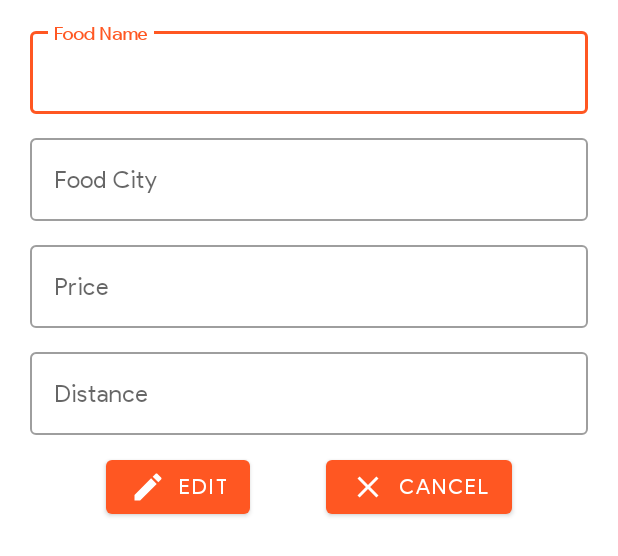
After one commit to BahramiHAHA/MyFood, an Android app: the layout edit_food_layout.xml on its own in the app's theme, with its tools: preview values and no code run, on a phone screen of 412 x 824 dp. The commit adds this screen. Shown: the top 556 px of the screen. Run offline under Robolectric (Android 15) with nearby library versions, the phone set to English and light mode, and no system bars.

Commit message:
end theme light and room.

```diff
--- a/app/src/main/java/com/example/myfood/database/FoodDao.kt
+++ b/app/src/main/java/com/example/myfood/database/FoodDao.kt
@@ -17,6 +17,10 @@ interface FoodDao {
     fun deleteFood(food: Food)
 
     @Query("SELECT * FROM food_table")
-    fun getAllFood():List<Food>
+    fun getAllFood(): List<Food>
+
+    @Query("SELECT * FROM food_table WHERE txtSubject LIKE '%' || :filter || '%'")
+    fun searchFood(filter: String): List<Food>
+
 
 }
--- /dev/null
+++ b/app/src/main/res/anim/layout_animation_down_to_up.xml
@@ -0,0 +1,5 @@
+<?xml version="1.0" encoding="utf-8"?>
+<layoutAnimation xmlns:android="http://schemas.android.com/apk/res/android"
+    android:animation="@anim/down_to_up"
+    android:animationOrder="normal"
+    android:delay="35%" />
--- /dev/null
+++ b/app/src/main/res/drawable/ic_baseline_close_24.xml
@@ -0,0 +1,5 @@
+<vector android:height="24dp" android:tint="#000000"
+    android:viewportHeight="24" android:viewportWidth="24"
+    android:width="24dp" xmlns:android="http://schemas.android.com/apk/res/android">
+    <path android:fillColor="@android:color/white" android:pathData="M19,6.41L17.59,5 12,10.59 6.41,5 5,6.41 10.59,12 5,17.59 6.41,19 12,13.41 17.59,19 19,17.59 13.41,12z"/>
+</vector>
--- /dev/null
+++ b/app/src/main/res/drawable/ic_baseline_delete_forever_24.xml
@@ -0,0 +1,5 @@
+<vector android:height="24dp" android:tint="#000000"
+    android:viewportHeight="24" android:viewportWidth="24"
+    android:width="24dp" xmlns:android="http://schemas.android.com/apk/res/android">
+    <path android:fillColor="@android:color/white" android:pathData="M6,19c0,1.1 0.9,2 2,2h8c1.1,0 2,-0.9 2,-2L18,7L6,7v12zM8.46,11.88l1.41,-1.41L12,12.59l2.12,-2.12 1.41,1.41L13.41,14l2.12,2.12 -1.41,1.41L12,15.41l-2.12,2.12 -1.41,-1.41L10.59,14l-2.13,-2.12zM15.5,4l-1,-1h-5l-1,1L5,4v2h14L19,4z"/>
+</vector>
--- /dev/null
+++ b/app/src/main/res/drawable/ic_baseline_edit_24.xml
@@ -0,0 +1,5 @@
+<vector android:height="24dp" android:tint="#000000"
+    android:viewportHeight="24" android:viewportWidth="24"
+    android:width="24dp" xmlns:android="http://schemas.android.com/apk/res/android">
+    <path android:fillColor="@android:color/white" android:pathData="M3,17.25V21h3.75L17.81,9.94l-3.75,-3.75L3,17.25zM20.71,7.04c0.39,-0.39 0.39,-1.02 0,-1.41l-2.34,-2.34c-0.39,-0.39 -1.02,-0.39 -1.41,0l-1.83,1.83 3.75,3.75 1.83,-1.83z"/>
+</vector>
--- /dev/null
+++ b/app/src/main/res/layout/edit_food_layout.xml
@@ -0,0 +1,122 @@
+<?xml version="1.0" encoding="utf-8"?>
+<LinearLayout xmlns:android="http://schemas.android.com/apk/res/android"
+    xmlns:app="http://schemas.android.com/apk/res-auto"
+    android:layout_width="match_parent"
+    android:layout_height="wrap_content"
+    android:orientation="vertical"
+    android:padding="10dp">
+
+    <com.google.android.material.textfield.TextInputLayout
+        style="@style/Widget.MaterialComponents.TextInputLayout.OutlinedBox"
+        android:layout_width="match_parent"
+        android:layout_height="wrap_content"
+        android:layout_marginStart="10dp"
+        android:layout_marginTop="5dp"
+        android:layout_marginEnd="10dp"
+        android:layout_marginBottom="5dp"
+        android:hint="Food Name">
+
+        <com.google.android.material.textfield.TextInputEditText
+            android:id="@+id/dialog_edt_nameFood"
+            android:layout_width="match_parent"
+            android:layout_height="wrap_content" />
+
+    </com.google.android.material.textfield.TextInputLayout>
+
+    <com.google.android.material.textfield.TextInputLayout
+        style="@style/Widget.MaterialComponents.TextInputLayout.OutlinedBox"
+        android:layout_width="match_parent"
+        android:layout_height="wrap_content"
+        android:layout_marginStart="10dp"
+        android:layout_marginTop="5dp"
+        android:layout_marginEnd="10dp"
+        android:layout_marginBottom="5dp"
+        android:hint="Food City">
+
+        <com.google.android.material.textfield.TextInputEditText
+            android:id="@+id/dialog_edt_foodCity"
+            android:layout_width="match_parent"
+            android:layout_height="wrap_content" />
+
+    </com.google.android.material.textfield.TextInputLayout>
+
+    <com.google.android.material.textfield.TextInputLayout
+        style="@style/Widget.MaterialComponents.TextInputLayout.OutlinedBox"
+        android:layout_width="match_parent"
+        android:layout_height="wrap_content"
+        android:layout_marginStart="10dp"
+        android:layout_marginTop="5dp"
+        android:layout_marginEnd="10dp"
+        android:layout_marginBottom="5dp"
+        android:hint="Price">
+
+        <com.google.android.material.textfield.TextInputEditText
+            android:id="@+id/dialog_edt_foodPrice"
+            android:layout_width="match_parent"
+            android:layout_height="wrap_content"
+            android:inputType="number" />
+
+    </com.google.android.material.textfield.TextInputLayout>
+
+    <com.google.android.material.textfield.TextInputLayout
+        style="@style/Widget.MaterialComponents.TextInputLayout.OutlinedBox"
+        android:layout_width="match_parent"
+        android:layout_height="wrap_content"
+        android:layout_marginStart="10dp"
+        android:layout_marginTop="5dp"
+        android:layout_marginEnd="10dp"
+        android:layout_marginBottom="5dp"
+        android:hint="Distance">
+
+        <com.google.android.material.textfield.TextInputEditText
+            android:id="@+id/dialog_edt_foodDistance"
+            android:layout_width="match_parent"
+            android:layout_height="wrap_content"
+            android:inputType="number" />
+
+    </com.google.android.material.textfield.TextInputLayout>
+
+    <androidx.constraintlayout.widget.ConstraintLayout
+        android:layout_width="match_parent"
+        android:layout_height="wrap_content"
+        android:layout_gravity="center_horizontal"
+        android:layout_marginStart="10dp"
+        android:layout_marginTop="5dp"
+        android:layout_marginEnd="10dp"
+        android:layout_marginBottom="5dp">
+
+        <com.google.android.material.button.MaterialButton
+            android:id="@+id/dialog_btn_edit"
+            android:layout_width="wrap_content"
+            android:layout_height="wrap_content"
+            android:layout_gravity="start"
+            android:text="Edit"
+            android:textColor="?colorOnPrimary"
+            app:icon="@drawable/ic_baseline_edit_24"
+            app:iconPadding="8dp"
+            app:iconTint="?colorOnPrimary"
+            app:layout_constraintBottom_toBottomOf="parent"
+            app:layout_constraintEnd_toStartOf="@+id/dialog_btn_cancel"
+            app:layout_constraintHorizontal_bias="0.5"
+            app:layout_constraintStart_toStartOf="parent"
+            app:layout_constraintTop_toTopOf="parent" />
+
+        <com.google.android.material.button.MaterialButton
+            android:id="@+id/dialog_btn_cancel"
+            android:layout_width="wrap_content"
+            android:layout_height="wrap_content"
+            android:layout_gravity="end"
+            android:text="cancel"
+            android:textColor="?colorOnPrimary"
+            app:icon="@drawable/ic_baseline_close_24"
+            app:iconPadding="8dp"
+            app:iconTint="?colorOnPrimary"
+            app:layout_constraintBottom_toBottomOf="parent"
+            app:layout_constraintEnd_toEndOf="parent"
+            app:layout_constraintHorizontal_bias="0.5"
+            app:layout_constraintStart_toEndOf="@+id/dialog_btn_edit"
+            app:layout_constraintTop_toTopOf="parent" />
+    </androidx.constraintlayout.widget.ConstraintLayout>
+
+
+</LinearLayout>
--- a/app/src/main/res/layout/list_item_rcv_main.xml
+++ b/app/src/main/res/layout/list_item_rcv_main.xml
@@ -62,6 +62,8 @@
         app:layout_constraintTop_toBottomOf="@+id/itemTxtPrice" />
 
     <RatingBar
+        android:rating="3"
+        android:progressTint="@color/yellow"
         android:id="@+id/itemRatingBar"
         style="@style/Widget.AppCompat.RatingBar.Small"
         android:layout_width="wrap_content"
```
Also changed, not shown: app/src/main/java/com/example/myfood/MainActivity.kt (+78 -4 lines), app/src/main/java/com/example/myfood/adapter/AdapterRcvMain.kt (+48 -11 lines), app/src/main/res/anim/down_to_up.xml (added, +26 -0 lines), app/src/main/res/layout/activity_main.xml (+18 -16 lines), app/src/main/res/layout/delete_food_layout.xml (added, +67 -0 lines).
